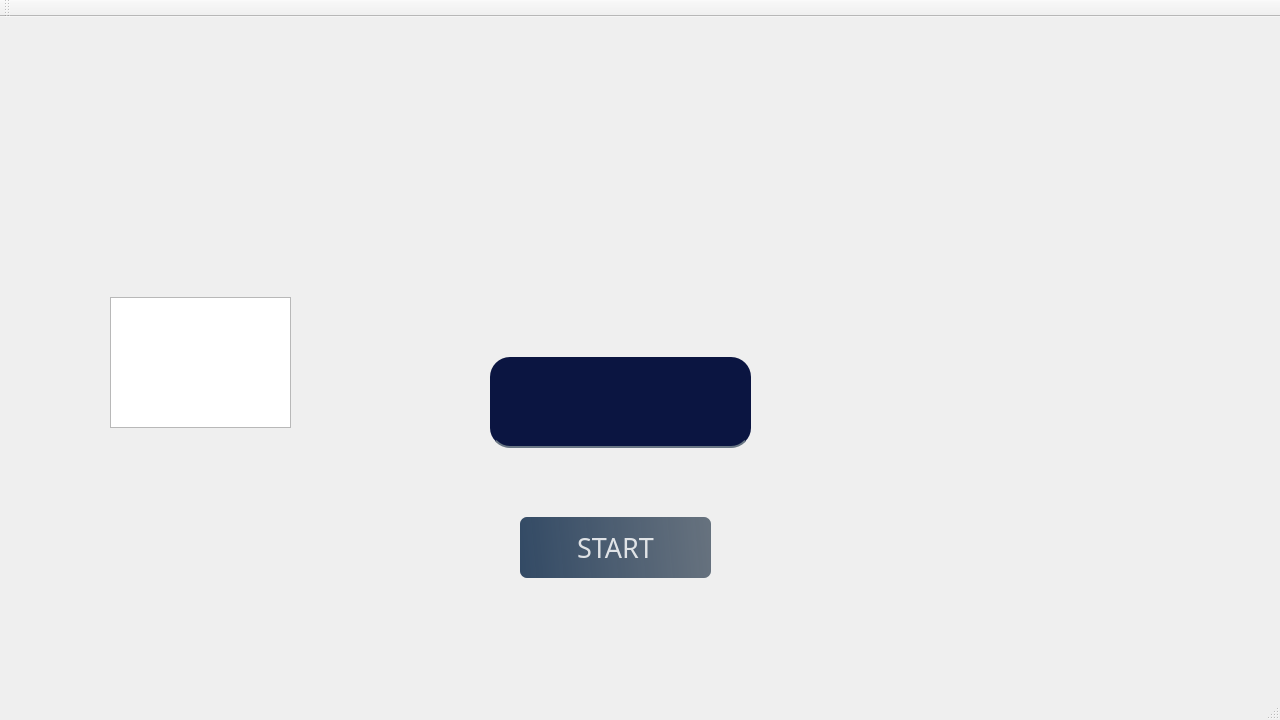
The window that Scribble/Scribble/WaitingRoom.ui (PopescuFilip/Scribble) describes before a commit, drawn with Qt 5.
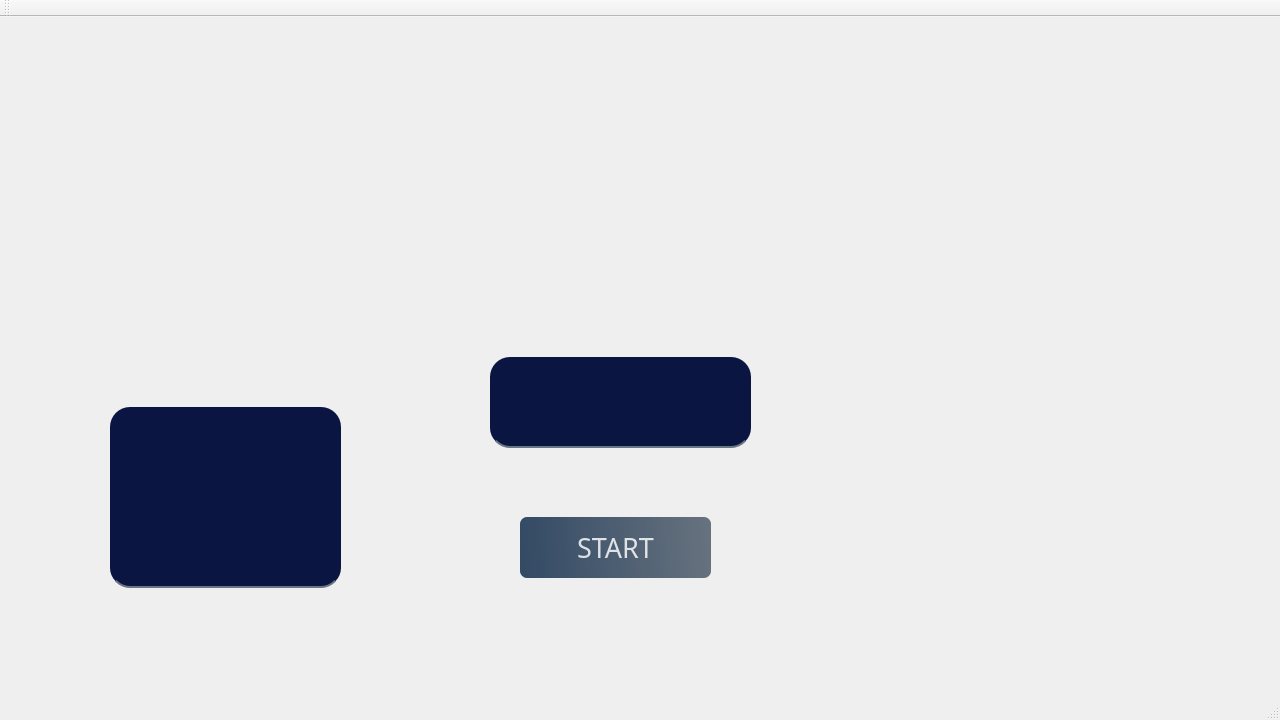
The same window after the commit.

Commit message: Changed the background picture from WaitingRoom

What changed in the file:
```diff
--- a/Scribble/Scribble/WaitingRoom.ui
+++ b/Scribble/Scribble/WaitingRoom.ui
@@ -85,15 +85,41 @@
      </property>
     </widget>
    </widget>
-   <widget class="QTextEdit" name="textEditPlayers">
+   <widget class="QWidget" name="widget_2" native="true">
     <property name="geometry">
      <rect>
-      <x>110</x>
-      <y>280</y>
-      <width>181</width>
-      <height>131</height>
+      <x>80</x>
+      <y>360</y>
+      <width>281</width>
+      <height>221</height>
      </rect>
     </property>
+    <property name="styleSheet">
+     <string notr="true">border-radius:20px;</string>
+    </property>
+    <widget class="QTextEdit" name="textEditPlayers">
+     <property name="geometry">
+      <rect>
+       <x>30</x>
+       <y>30</y>
+       <width>231</width>
+       <height>181</height>
+      </rect>
+     </property>
+     <property name="font">
+      <font>
+       <pointsize>20</pointsize>
+      </font>
+     </property>
+     <property name="styleSheet">
+      <string notr="true">background-color: rgb(11, 21, 65);
+border:none;
+border-bottom:2px solid rgba(105, 118,132, 255);
+color:rgba(255,255, 255, 230);
+padding-bottom:7px;
+radius-border:20xp;</string>
+     </property>
+    </widget>
    </widget>
   </widget>
   <widget class="QMenuBar" name="menuBar">
```
The commit also changes 2 other files.
